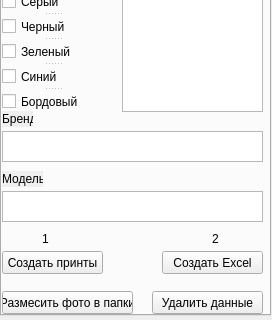
Old version of the form WB/MakePrint/ui/MakeBookPrintUi.ui in the repository gora5624/Python; both pictures show x 0 to 272 and y 185 to 505 of the 272 by 505 pixel window.
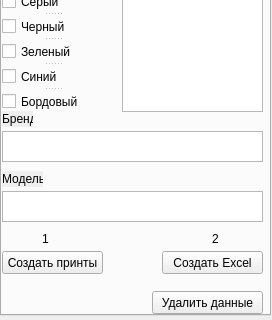
New version of the form. The open tabs and pages were chosen to show the change.

```diff
--- a/WB/MakePrint/ui/MakeBookPrintUi.ui
+++ b/WB/MakePrint/ui/MakeBookPrintUi.ui
@@ -141,19 +141,6 @@
       </rect>
      </property>
     </widget>
-    <widget class="QPushButton" name="CreateImageFolderForWB">
-     <property name="geometry">
-      <rect>
-       <x>0</x>
-       <y>440</y>
-       <width>131</width>
-       <height>23</height>
-      </rect>
-     </property>
-     <property name="text">
-      <string>Размесить фото в папки</string>
-     </property>
-    </widget>
     <widget class="QLabel" name="label_5">
      <property name="geometry">
       <rect>
```
Left out of the diff: 2 changed lines with no effect on the pictures.
